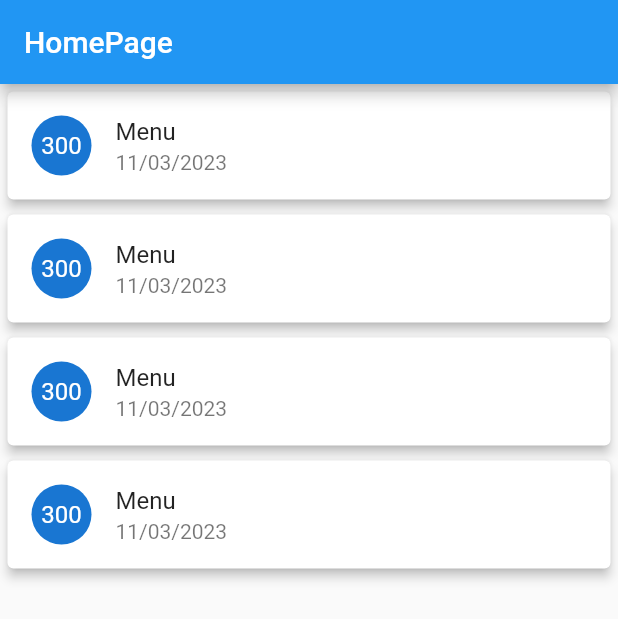
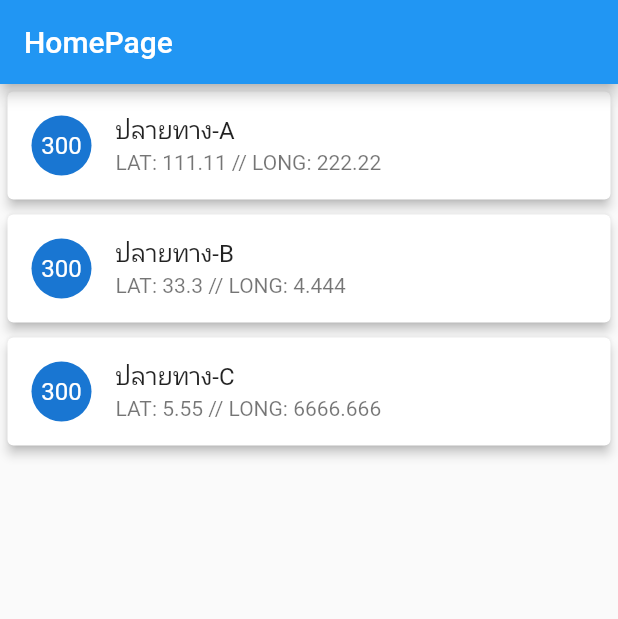
Before and after one commit to popbobkok/Flutter_G1_Project, a Flutter app: the screen it shows after launch, on a phone screen of 412 x 824 dp. Shown: the top 619 px of the screen. Run offline on Flutter 3.47's test engine with Material 2 defaults, Android fonts, the light colour scheme and no system bars; missing offline and left inert: dart:ffi.

Commit message:
get sample data from provider

```diff
--- a/project_g1/lib/screen/home_screen.dart
+++ b/project_g1/lib/screen/home_screen.dart
@@ -4,6 +4,7 @@ import 'package:flutter/material.dart';
 import 'package:project_g1/providers/button_provider.dart';
 import 'package:project_g1/providers/location_provider.dart';
 import 'package:provider/provider.dart';
+import 'package:project_g1/model/Location.dart';
 
 class MyHomePage extends StatefulWidget {
   const MyHomePage({super.key});
@@ -19,9 +20,13 @@ class _MyHomePageState extends State<MyHomePage> {
         appBar: AppBar(
           title: Text("HomePage"),
         ),
-        body: ListView.builder(
-            itemCount: 4,
+        body: Consumer(builder: (context, LocationProvider provider, child) {
+          return ListView.builder(
+              itemCount: provider
+                  .location.length, //นับจำนวนข้อมูลใน location_provider.dart
               itemBuilder: (context, int index) {
+                Location data = provider.location[
+                    index]; //ดึงข้อมูลทีละตัวจาก location_provider.dart
                 Text("Set_1");
                 return Card(
                   elevation: 3, // drop_shadow
@@ -31,10 +36,14 @@ class _MyHomePageState extends State<MyHomePage> {
                         child: FittedBox(
                       child: Text("300"),
                     )),
-                  title: Text("Menu"),
-                  subtitle: Text("11/03/2023"),
+                    title: Text(data.locationname),
+                    subtitle: Text("LAT: " +
+                        data.lattitude.toString() +
+                        " // LONG: " +
+                        data.longtitude.toString()),
                   ),
                 );
+              });
         }));
   }
 }
```
Lines whose indentation alone changed are shown as unchanged.
